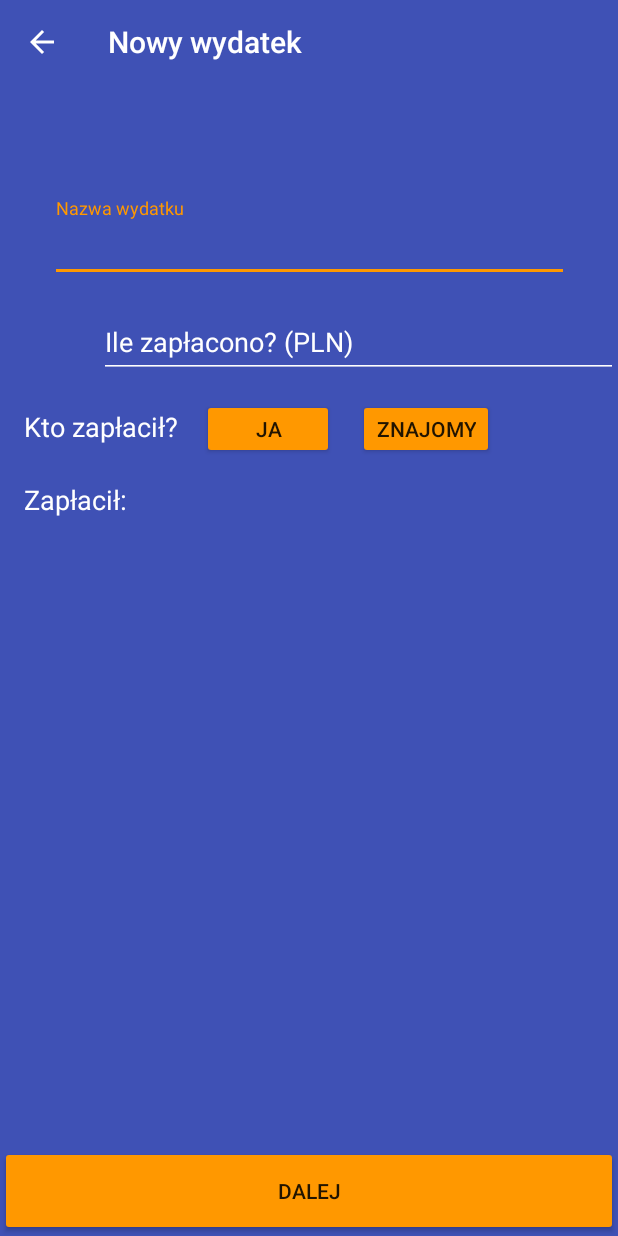
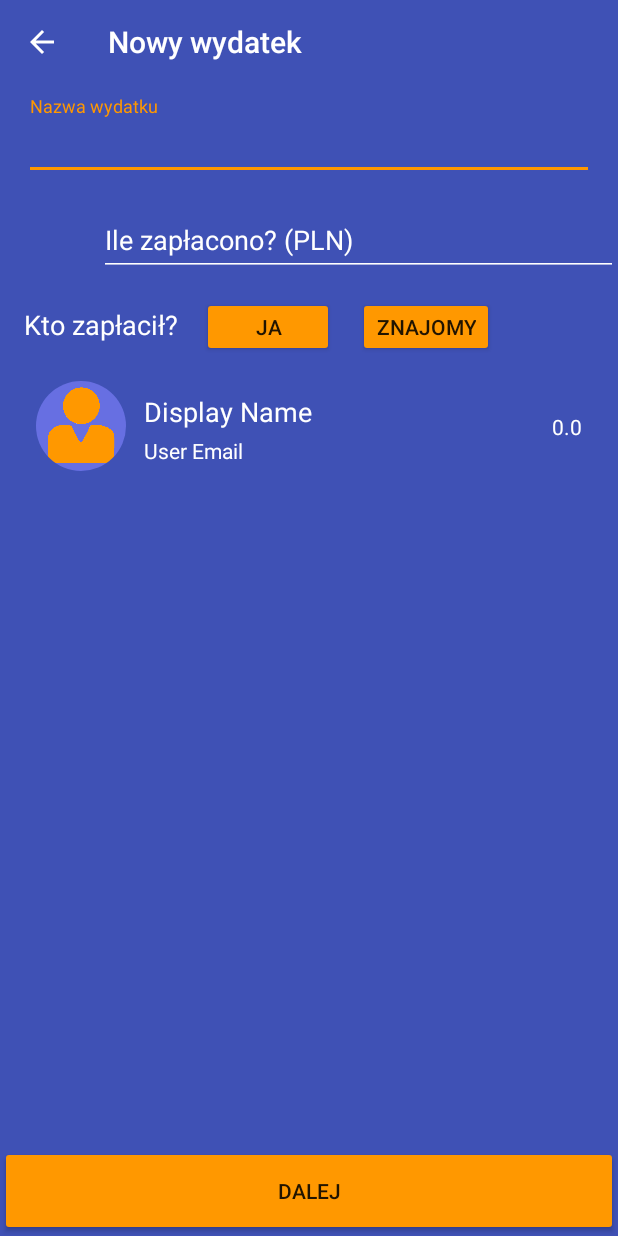
Before and after one commit to phaxi73/PodzialWydatkow, an Android app: the ExpenseAdderActivity screen opened directly, with no data from a screen before it, after a tap on "JA", on a phone screen of 412 x 824 dp. Run offline under Robolectric (Android 15) with nearby library versions, the phone set to English and light mode, and no system bars; our stand-ins replace CircleImageView, Firebase (no records; nobody signed in at launch, a user with empty details on screens opened directly), Picasso; 4 statements that could not run were skipped.

Commit message:
Mozliwość wyboru znajomych, obliczenie ceny

```diff
--- a/app/src/main/java/com/example/bartek/podzialwydatkow/ExpenseAdderActivity.java
+++ b/app/src/main/java/com/example/bartek/podzialwydatkow/ExpenseAdderActivity.java
@@ -8,6 +8,8 @@ import android.support.annotation.NonNull;
 import android.support.design.widget.TextInputLayout;
 import android.support.v7.app.AlertDialog;
 import android.support.v7.app.AppCompatActivity;
+import android.support.v7.widget.LinearLayoutManager;
+import android.support.v7.widget.RecyclerView;
 import android.text.TextUtils;
 import android.view.MenuItem;
 import android.view.View;
@@ -25,13 +27,18 @@ import com.google.firebase.database.DatabaseReference;
 import com.google.firebase.database.FirebaseDatabase;
 import com.google.firebase.database.ValueEventListener;
 
+import java.util.ArrayList;
 import java.util.HashMap;
-
-import static android.view.View.VISIBLE;
 
 public class ExpenseAdderActivity extends AppCompatActivity {
 
-    HashMap<Friends, Boolean> selectedFriendsResultMap = new HashMap<>();
+    // LOCAL DATA
+    private ArrayList<Friends> listOfSelectedFriends = new ArrayList<>();
+    private Double price = 0.0;
+    private String user_id;
+    private Friends currentUser = null;
+
+    // UI
     private android.support.v7.widget.Toolbar mToolbar;
     private TextInputLayout mExpenseName;
     private TextInputLayout mAmount;
@@ -42,6 +49,9 @@ public class ExpenseAdderActivity extends AppCompatActivity {
     private TextView mPayerChosenTxt;
     private Button mIpaidBtn;
     private ProgressDialog mAddProgress;
+    private RecyclerView recyclerView;
+
+    //DATABASE
     private FirebaseAuth mAuth;
     private FirebaseUser mCurrentUser;
     private DatabaseReference mExpensesDatabase;
@@ -54,150 +64,11 @@ public class ExpenseAdderActivity extends AppCompatActivity {
         super.onCreate(savedInstanceState);
         setContentView(R.layout.activity_expense_adder);
 
-        mToolbar = findViewById(R.id.newexpense_toolbar);
-        setSupportActionBar(mToolbar);
-        getSupportActionBar().setTitle("Nowy wydatek");
-        getSupportActionBar().setDisplayHomeAsUpEnabled(true);
+        user_id = getIntent().getStringExtra("user_id");
 
-        final String name = getIntent().getStringExtra("name");
-        final String user_id = getIntent().getStringExtra("user_id");
-
-        mUsersDatabase = FirebaseDatabase.getInstance().getReference().child("Users");
-        mAuth = FirebaseAuth.getInstance();
-        mCurrentUser = FirebaseAuth.getInstance().getCurrentUser();
-        mCurrentUserName = FirebaseDatabase.getInstance().getReference().child("Users").child(mCurrentUser.getUid()).child("name");
-
-        mAddProgress = new ProgressDialog(this, R.style.AppCompatAlertDialogStyle);
-
-        mExpenseName = findViewById(R.id.adder_expense_name);
-        mAmount = findViewById(R.id.adder_expense_amount);
-        mPayerBtn = findViewById(R.id.adder_payer_btn);
-
-        mPayerTxt = findViewById(R.id.adder_payer_text);
-        mWhenPaidTxt = findViewById(R.id.adder_whenpaid_txt);
-        mPayerTxt.setVisibility(View.INVISIBLE);
-        mWhenPaidTxt.setVisibility(View.INVISIBLE);
-        mPayerChosenTxt = findViewById(R.id.adder_whenpaid_txt);
-
-        mWhopaidBtn = findViewById(R.id.adder_expense_btn);
-        mIpaidBtn = findViewById(R.id.adder_payer_me);
-
-        mWhopaidBtn.setOnClickListener(new View.OnClickListener() {
-            @Override
-            public void onClick(View view) {
-
-                String expense_name = mExpenseName.getEditText().getText().toString();
-                String amount = mAmount.getEditText().getText().toString();
-                String user_name = mPayerTxt.getText().toString();
-
-
-                if(!TextUtils.isEmpty(expense_name) &&
-                  (!TextUtils.isEmpty(amount) &&
-                  (mPayerChosenTxt.getVisibility() == View.VISIBLE))){
-
-                   // mAddProgress.setTitle("Dodawanie wydatku");
-                    //mAddProgress.setMessage("Proszę czekać...");
-                    //mAddProgress.setCanceledOnTouchOutside(false);
-                    //mAddProgress.show();
-                    add_expense(expense_name, amount, user_name);
-
-
-                } else {
-
-                    Toast.makeText(ExpenseAdderActivity.this, "Uzupełnij puste pola!", Toast.LENGTH_SHORT).show();
-
-                }
-
-            }
-        });
-
-
-
-        // --- WYBIERANIE PLACACEGO Z LISTY ZNAJOMYCH ---
-        mPayerBtn.setOnClickListener(new View.OnClickListener() {
-            @Override
-            public void onClick(View view) {
-
-                Intent payer = new Intent(ExpenseAdderActivity.this, PayerListActivity.class);
-
-                // Startujemy aktywność nie normalnie, tylko z oczekiwaniem wyniku ~ Igor
-                startActivityForResult(payer, 1337);
-
-
-
-            }
-        });
-
-
-        // --- WYBIERANIE ZALOGOWANEWGO UZYTKOWNIKA JAKO PLACACEGO ---
-        mCurrentUserName.addListenerForSingleValueEvent(new ValueEventListener() {
-            @Override
-            public void onDataChange(DataSnapshot dataSnapshot) {
-
-                final String current_user_name = dataSnapshot.getValue().toString();
-
-
-                mIpaidBtn.setOnClickListener(new View.OnClickListener() {
-                    @Override
-                    public void onClick(View view) {
-
-                        mPayerTxt.setText(current_user_name);
-
-                        mPayerTxt.setVisibility(VISIBLE);
-                        mWhenPaidTxt.setVisibility(VISIBLE);
-
-                    }
-                });
-
-            }
-
-            @Override
-            public void onCancelled(DatabaseError databaseError) {
-
-                //Error
-
-            }
-        });
-
-
-        // --- KTO ZAPLACIL WYSWIETLANIE ---
-        if(user_id != null) {
-
-            mUsersDatabase.addListenerForSingleValueEvent(new ValueEventListener() {
-                @Override
-                public void onDataChange(DataSnapshot dataSnapshot) {
-
-                    if(dataSnapshot.hasChild(user_id)){
-
-                    String user_name = dataSnapshot
-                            .child(user_id)
-                            .child("name").getValue().toString();
-
-                    mPayerTxt.setText(user_name);
-
-                    }
-
-                    if (!TextUtils.isEmpty(mPayerTxt.getText().toString())) {
-
-                        mPayerTxt.setVisibility(VISIBLE);
-                        mWhenPaidTxt.setVisibility(VISIBLE);
-
-                    }
-
-                }
-
-                @Override
-                public void onCancelled(DatabaseError databaseError) {
-
-                    //Error
-
-                }
-            });
-
-        }
-
-
-
+        InitFirebaseAndCurrentUser();
+        bindUI();
+        bindOnClickListeners();
     }
 
     private void add_expense (final String expensename, final String amount, String user_name) {
@@ -276,18 +147,144 @@ public class ExpenseAdderActivity extends AppCompatActivity {
         return true;
     }
 
+    private void bindUI() {
+        // Toolbar
+        mToolbar = findViewById(R.id.newexpense_toolbar);
+        setSupportActionBar(mToolbar);
+        getSupportActionBar().setTitle("Nowy wydatek");
+        getSupportActionBar().setDisplayHomeAsUpEnabled(true);
+
+        // Other
+        mAddProgress = new ProgressDialog(this, R.style.AppCompatAlertDialogStyle);
+        mExpenseName = findViewById(R.id.adder_expense_name);
+        mAmount = findViewById(R.id.adder_expense_amount);
+        mPayerBtn = findViewById(R.id.adder_payer_btn);
+        mWhopaidBtn = findViewById(R.id.adder_expense_btn);
+        mIpaidBtn = findViewById(R.id.adder_payer_me);
+
+        // RecyclerView
+        recyclerView = findViewById(R.id.expense_adder_recyclerView);
+        recyclerView.setLayoutManager(new LinearLayoutManager(getApplicationContext()));
+    }
+
+    private void InitFirebaseAndCurrentUser() {
+
+        mUsersDatabase = FirebaseDatabase.getInstance().getReference().child("Users");
+        mAuth = FirebaseAuth.getInstance();
+        mCurrentUser = FirebaseAuth.getInstance().getCurrentUser();
+        user_id = mCurrentUser.getUid();
+
+        mUsersDatabase.addListenerForSingleValueEvent(new ValueEventListener() {
+            @Override
+            public void onDataChange(DataSnapshot dataSnapshot) {
+
+                if (dataSnapshot.hasChild(user_id)) {
+
+                    String user_name = dataSnapshot
+                            .child(user_id)
+                            .child("name")
+                            .getValue()
+                            .toString();
+
+                    String user_email = dataSnapshot
+                            .child(user_id)
+                            .child("email")
+                            .getValue()
+                            .toString();
+
+                    String user_image = dataSnapshot
+                            .child(user_id)
+                            .child("image")
+                            .getValue()
+                            .toString();
+
+                    //FIXME: Nie mam pojęcia czym jest expensekey
+                    currentUser = new Friends(user_name, user_email, user_image, "");
+
+                }
+            }
+
+            @Override
+            public void onCancelled(DatabaseError databaseError) {
+
+                //Error
+
+            }
+        });
+
+    }
+
+    private void bindOnClickListeners() {
+
+        mWhopaidBtn.setOnClickListener(new View.OnClickListener() {
+            @Override
+            public void onClick(View view) {
+
+                String expense_name = mExpenseName.getEditText().getText().toString();
+                String amount = mAmount.getEditText().getText().toString();
+                price = Double.valueOf(amount);
+                String user_name = mPayerTxt.getText().toString();
+
+
+                if (!TextUtils.isEmpty(expense_name) &&
+                        (!TextUtils.isEmpty(amount) &&
+                                (mPayerChosenTxt.getVisibility() == View.VISIBLE))) {
+
+                    // mAddProgress.setTitle("Dodawanie wydatku");
+                    //mAddProgress.setMessage("Proszę czekać...");
+                    //mAddProgress.setCanceledOnTouchOutside(false);
+                    //mAddProgress.show();
+                    add_expense(expense_name, amount, user_name);
+
+
+                } else {
+
+                    Toast.makeText(ExpenseAdderActivity.this, "Uzupełnij puste pola!", Toast.LENGTH_SHORT).show();
+
+                }
+
+            }
+        });
+
+
+        // --- WYBIERANIE PLACACEGO Z LISTY ZNAJOMYCH --- ~ Igor
+        mPayerBtn.setOnClickListener(new View.OnClickListener() {
+            @Override
+            public void onClick(View view) {
+
+                Intent payer = new Intent(ExpenseAdderActivity.this, PayerListActivity.class);
+
+                // Startujemy aktywność nie normalnie, tylko z oczekiwaniem wyniku ~ Igor
+                startActivityForResult(payer, 1337);
+            }
+        });
+
+        // ---JA PLACE--- ~ Igor
+        mIpaidBtn.setOnClickListener(new View.OnClickListener() {
+            @Override
+            public void onClick(View v) {
+                listOfSelectedFriends.clear();
+                listOfSelectedFriends.add(currentUser);
+                price = Double.valueOf(mAmount.getEditText().getText().toString());
+                recyclerView.setAdapter(new ExpenseAdderRecyclerViewAdapter(listOfSelectedFriends, price));
+            }
+        });
+
+
+    }
+
+
     public void onActivityResult(int requestCode, int resultCode, Intent data) {
         super.onActivityResult(requestCode, resultCode, data);
         if (requestCode == 1337) {
             if (resultCode == RESULT_OK) {
                 // Łapiemy wartość z zamkniętej aktywności
-                try {
-                    selectedFriendsResultMap = (HashMap<Friends, Boolean>) data.getExtras().getSerializable("selectedUsers");
-                } catch (Exception e) {
-                    e.printStackTrace();
-                }
+                listOfSelectedFriends = (ArrayList<Friends>) data.getExtras().getSerializable("selectedUsers");
+                // Łapiemy wartość zpola ceny
+                price = Double.valueOf(mAmount.getEditText().getText().toString());
+                recyclerView.setAdapter(new ExpenseAdderRecyclerViewAdapter(listOfSelectedFriends, price));
 
-                Toast.makeText(getApplicationContext(), "Wybranych: ", Toast.LENGTH_LONG).show();
+                Toast.makeText(getApplicationContext(), "Wybranych: " + listOfSelectedFriends.size(), Toast.LENGTH_LONG).show();
             } else if (resultCode == RESULT_CANCELED) {
                 // Opcja gdy użytkownik nic nie wybierze
             }
--- /dev/null
+++ b/app/src/main/java/com/example/bartek/podzialwydatkow/ExpenseAdderRecyclerViewAdapter.java
@@ -0,0 +1,68 @@
+package com.example.bartek.podzialwydatkow;
+
+import android.support.v7.widget.RecyclerView;
+import android.view.LayoutInflater;
+import android.view.View;
+import android.view.ViewGroup;
+import android.widget.TextView;
+
+import com.squareup.picasso.Picasso;
+
+import java.util.ArrayList;
+
+import de.hdodenhof.circleimageview.CircleImageView;
+
+/**
+ * Created by igor on 19.01.18.
+ */
+
+public class ExpenseAdderRecyclerViewAdapter extends RecyclerView.Adapter<ExpenseAdderRecyclerViewAdapter.ViewHolder> {
+
+    private ArrayList<Friends> listOfFriends;
+    private Double moneyToShare;
+
+    public ExpenseAdderRecyclerViewAdapter(ArrayList<Friends> listOfFriends, Double moneyToShare) {
+        this.listOfFriends = listOfFriends;
+        this.moneyToShare = moneyToShare;
+    }
+
+    @Override
+    public ViewHolder onCreateViewHolder(ViewGroup parent, int viewType) {
+        View v = LayoutInflater.from(parent.getContext()).inflate(R.layout.payer_single_layout, parent, false);
+        return new ViewHolder(v);
+    }
+
+    @Override
+    public void onBindViewHolder(ViewHolder holder, int position) {
+        Friends payer = listOfFriends.get(position);
+        // Obliczamy dług
+        String payerDebtValue = String.valueOf(moneyToShare / listOfFriends.size());
+        // Bindingi do elementów UI
+        holder.payerName.setText(payer.name);
+        holder.payerEmail.setText(payer.email);
+        holder.payerDebt.setText(payerDebtValue);
+        Picasso.with(holder.payerImage.getContext()).load(payer.thumb_image).into(holder.payerImage);
+        holder.itemView.setTag(payer);
+    }
+
+    @Override
+    public int getItemCount() {
+        return listOfFriends.size();
+    }
+
+    public static class ViewHolder extends RecyclerView.ViewHolder {
+        public CircleImageView payerImage;
+        public TextView payerName;
+        public TextView payerEmail;
+        public TextView payerDebt;
+
+        public ViewHolder(View itemView) {
+            super(itemView);
+            payerImage = itemView.findViewById(R.id.payer_single_image);
+            payerName = itemView.findViewById(R.id.payer_single_name);
+            payerEmail = itemView.findViewById(R.id.payer_single_email);
+            payerDebt = itemView.findViewById(R.id.payer_single_debt);
+
+        }
+    }
+}
--- a/app/src/main/java/com/example/bartek/podzialwydatkow/PayerListActivity.java
+++ b/app/src/main/java/com/example/bartek/podzialwydatkow/PayerListActivity.java
@@ -20,7 +20,9 @@ import com.google.firebase.database.FirebaseDatabase;
 import com.google.firebase.database.ValueEventListener;
 import com.squareup.picasso.Picasso;
 
+import java.util.ArrayList;
 import java.util.HashMap;
+import java.util.Map;
 
 import de.hdodenhof.circleimageview.CircleImageView;
 
@@ -71,12 +73,28 @@ public class PayerListActivity extends AppCompatActivity {
             public void onClick(View view) {
                 Intent intent = new Intent();
 
+                // Przenosimy wszystkich zaznaczonych użytkowników do osobnej listy
                 if (mapOfSelectedUsers.values().contains(true)) {
-                    intent.putExtra("selectedUsers", mapOfSelectedUsers);
+
+                    // Lista wszystkich wybranych znajomych
+                    ArrayList<Friends> listOfSelectedFriends = new ArrayList<>();
+
+                    // Iterujemy po mapie
+                    for (Map.Entry<Friends, Boolean> user : mapOfSelectedUsers.entrySet()) {
+                        // Dodajemy jezeli jest zaznaczony
+                        if (user.getValue()) {
+                            listOfSelectedFriends.add(user.getKey());
+                        }
+
+                    }
+                    // Result jeżeli coś zostało wybrane
+                    intent.putExtra("selectedUsers", listOfSelectedFriends);
                     setResult(RESULT_OK, intent);
                 } else {
+                    // Result jeżeli użytkownik nic nie wybrał
                     setResult(RESULT_CANCELED, intent);
                 }
+                // Zamykamy aktywność
                 finish();
             }
         });
--- a/app/src/main/res/layout/activity_expense_adder.xml
+++ b/app/src/main/res/layout/activity_expense_adder.xml
@@ -4,8 +4,8 @@
     xmlns:tools="http://schemas.android.com/tools"
     android:layout_width="match_parent"
     android:layout_height="match_parent"
-    tools:context="com.example.bartek.podzialwydatkow.ExpenseAdderActivity"
-    android:background="@color/colorPrimary">
+    android:background="@color/colorPrimary"
+    tools:context="com.example.bartek.podzialwydatkow.ExpenseAdderActivity">
 
 
     <include
@@ -30,12 +30,14 @@
 
     <android.support.design.widget.TextInputLayout
         android:id="@+id/adder_expense_name"
-        android:layout_width="346dp"
+        android:layout_width="0dp"
         android:layout_height="wrap_content"
-        android:layout_marginTop="76dp"
+        android:layout_marginEnd="16dp"
+        android:layout_marginStart="16dp"
+        android:layout_marginTop="8dp"
         android:textColorHint="@color/white"
-        app:layout_constraintLeft_toLeftOf="parent"
-        app:layout_constraintRight_toRightOf="parent"
+        app:layout_constraintEnd_toEndOf="parent"
+        app:layout_constraintStart_toStartOf="parent"
         app:layout_constraintTop_toBottomOf="@+id/newexpense_toolbar">
 
         <android.support.design.widget.TextInputEditText
@@ -86,21 +88,6 @@
         app:layout_constraintTop_toBottomOf="@+id/adder_expense_amount" />
 
     <TextView
-        android:id="@+id/adder_payer_text"
-        android:layout_width="wrap_content"
-        android:layout_height="wrap_content"
-        android:layout_marginEnd="8dp"
-        android:layout_marginStart="4dp"
-        android:layout_marginTop="24dp"
-        android:text="@string/user_id"
-        android:textColor="@color/white"
-        android:textSize="18sp"
-        app:layout_constraintEnd_toEndOf="parent"
-        app:layout_constraintHorizontal_bias="0.0"
-        app:layout_constraintStart_toEndOf="@+id/adder_whenpaid_txt"
-        app:layout_constraintTop_toBottomOf="@+id/textView5" />
-
-    <TextView
         android:id="@+id/textView5"
         android:layout_width="wrap_content"
         android:layout_height="wrap_content"
@@ -123,17 +110,17 @@
         app:layout_constraintStart_toEndOf="@+id/textView5"
         app:layout_constraintTop_toBottomOf="@+id/adder_expense_amount" />
 
-    <TextView
-        android:id="@+id/adder_whenpaid_txt"
-        android:layout_width="wrap_content"
-        android:layout_height="wrap_content"
-        android:layout_marginStart="16dp"
-        android:layout_marginTop="24dp"
-        android:text="@string/zap_aci"
-        android:textColor="@color/white"
-        android:textSize="18sp"
-        app:layout_constraintLeft_toLeftOf="parent"
+    <android.support.v7.widget.RecyclerView
+        android:id="@+id/expense_adder_recyclerView"
+        android:layout_width="0dp"
+        android:layout_height="0dp"
+        android:layout_marginEnd="8dp"
+        android:layout_marginStart="8dp"
+        android:layout_marginTop="8dp"
+        app:layout_constraintBottom_toTopOf="@+id/adder_expense_btn"
+        app:layout_constraintEnd_toEndOf="parent"
         app:layout_constraintStart_toStartOf="parent"
-        app:layout_constraintTop_toBottomOf="@+id/textView5" />
+        app:layout_constraintTop_toBottomOf="@+id/adder_payer_me"
+        tools:listitem="@layout/payer_single_layout" />
 
 </android.support.constraint.ConstraintLayout>
--- /dev/null
+++ b/app/src/main/res/layout/payer_single_layout.xml
@@ -0,0 +1,61 @@
+<?xml version="1.0" encoding="utf-8"?>
+<android.support.constraint.ConstraintLayout xmlns:android="http://schemas.android.com/apk/res/android"
+    xmlns:app="http://schemas.android.com/apk/res-auto"
+    android:layout_width="match_parent"
+    android:layout_height="wrap_content"
+    android:clickable="true">
+
+    <de.hdodenhof.circleimageview.CircleImageView
+        android:id="@+id/payer_single_image"
+        android:layout_width="60dp"
+        android:layout_height="60dp"
+        android:layout_marginBottom="8dp"
+        android:layout_marginStart="16dp"
+        android:layout_marginTop="8dp"
+        android:src="@drawable/account_icon_orange"
+        app:layout_constraintBottom_toBottomOf="parent"
+        app:layout_constraintLeft_toLeftOf="parent"
+        app:layout_constraintStart_toStartOf="parent"
+        app:layout_constraintTop_toTopOf="parent"
+        app:layout_constraintVertical_bias="0.0" />
+
+    <TextView
+        android:id="@+id/payer_single_name"
+        android:layout_width="wrap_content"
+        android:layout_height="wrap_content"
+        android:layout_marginStart="12dp"
+        android:layout_marginTop="16dp"
+        android:text="@string/display_name"
+        android:textColor="@color/white"
+        android:textSize="18sp"
+        app:layout_constraintStart_toEndOf="@+id/payer_single_image"
+        app:layout_constraintTop_toTopOf="parent" />
+
+    <TextView
+        android:id="@+id/payer_single_email"
+        android:layout_width="wrap_content"
+        android:layout_height="wrap_content"
+        android:layout_marginStart="12dp"
+        android:layout_marginTop="4dp"
+        android:text="@string/user_email"
+        android:textColor="@color/white"
+        app:layout_constraintStart_toEndOf="@+id/payer_single_image"
+        app:layout_constraintTop_toBottomOf="@+id/payer_single_name" />
+
+    <TextView
+        android:id="@+id/payer_single_debt"
+        android:layout_width="0dp"
+        android:layout_height="wrap_content"
+        android:layout_marginBottom="8dp"
+        android:layout_marginEnd="16dp"
+        android:layout_marginStart="8dp"
+        android:layout_marginTop="8dp"
+        android:text="TextView"
+        android:textAlignment="textEnd"
+        android:textColor="@color/white"
+        app:layout_constraintBottom_toBottomOf="parent"
+        app:layout_constraintEnd_toEndOf="parent"
+        app:layout_constraintStart_toEndOf="@+id/payer_single_name"
+        app:layout_constraintTop_toTopOf="parent" />
+
+</android.support.constraint.ConstraintLayout>
```
